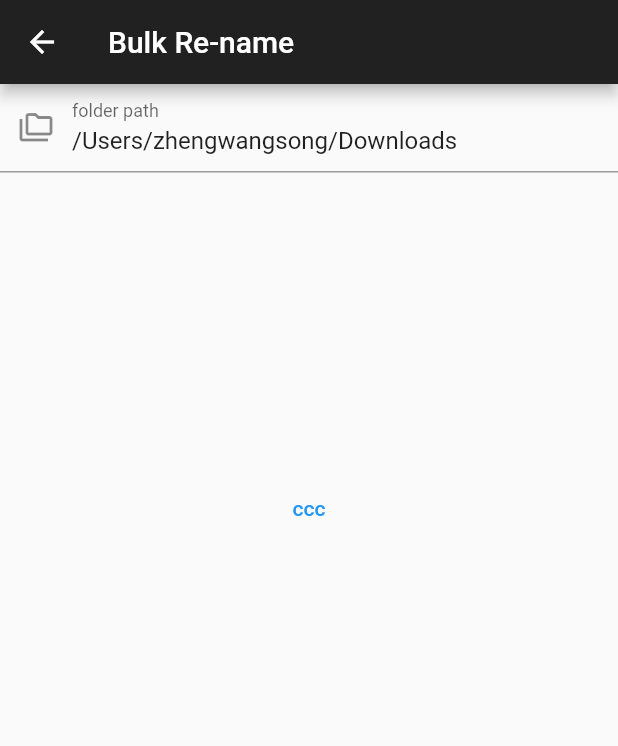
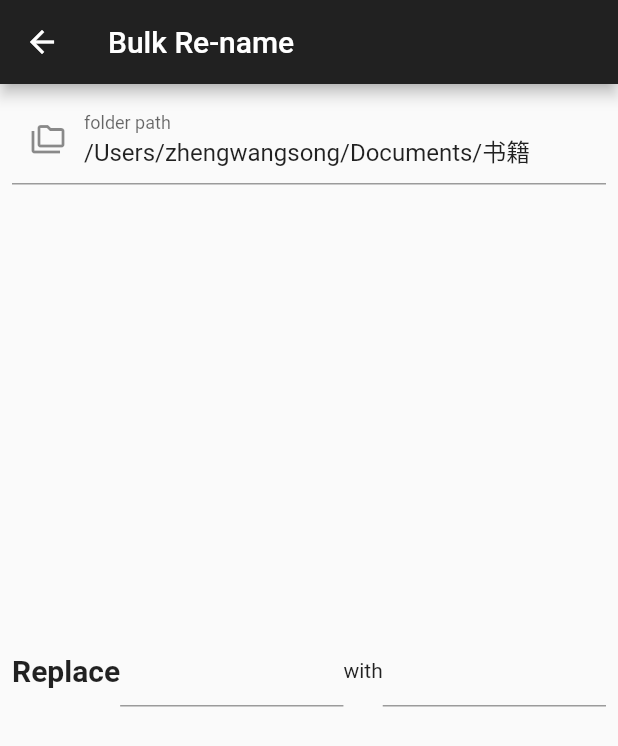
Before and after one commit to songzhw/SixToolkit_ForLife, a Flutter app: the BulkRenamePage screen opened by its route, on a phone screen of 412 x 824 dp. Shown: the top 746 px of the screen. Run offline on Flutter 3.47's test engine with Material 2 defaults, Android fonts, the phone set to English and light mode, and no system bars; our stand-ins replace get.

Commit message:
修复 name中text过长时引发的render错误

```diff
--- a/Tools_On_Mac/lib/apps/rename/BulkRenamePage.dart
+++ b/Tools_On_Mac/lib/apps/rename/BulkRenamePage.dart
@@ -1,6 +1,7 @@
 import 'dart:io';
 
 import 'package:flutter/material.dart';
+import 'package:flutter/services.dart';
 import 'package:get/get.dart';
 import 'package:tools_on_mac/ext/FileSystemEntityExt.dart';
 
@@ -10,23 +11,29 @@ class BulkRenamePage extends StatelessWidget {
   final input = TextEditingController();
   final scroll = ScrollController();
 
+  final inReplace = TextEditingController();
+  final inWith = TextEditingController();
+
   final files = <FileSystemEntity>[].obs;
 
   @override
   Widget build(BuildContext context) {
-    input.text = "/Users/zhengwangsong/Downloads"; //初始值, 便于debug
+    input.text = "/Users/zhengwangsong/Documents/书籍"; //初始值, 便于debug
 
     return Scaffold(
       appBar: appbar("Bulk Re-name"),
-      body: Column(
+      body: Padding(
+        padding: const EdgeInsets.all(8.0),
+        child: Column(
           children: [
             TextField(
               controller: input,
               decoration: InputDecoration(labelText: hint, hintText: hint, prefixIcon: Icon(Icons.folder_copy_outlined)),
               onSubmitted: (value) => _readFilesInDir(value),
             ),
+
             SizedBox(
-            height: 200,
+              height: 300,
               child: Scrollbar(
                 controller: scroll,
                 child: Obx(() => ListView.builder(
@@ -35,8 +42,15 @@ class BulkRenamePage extends StatelessWidget {
                     itemBuilder: (ctx, index) => _renderFileGrid(index))),
               ),
             ),
-          TextButton(onPressed: f, child: Text("ccc")),
+
+            Row(children: [
+              Text("Replace", style: titleStyle),
+              Expanded(child: TextField(controller: inReplace), flex: 1),
+              Text("with"),
+              Expanded(child: TextField(controller: inWith), flex: 1),
+            ]),
           ],
+        ),
       ),
     );
   }
@@ -44,9 +58,13 @@ class BulkRenamePage extends StatelessWidget {
   _readFilesInDir(String path) {
     Directory dir = Directory(path);
     List<FileSystemEntity> filesInDir = dir.listSync(); //还会有".DS_Store", ".localized"的目录, 要去除它们
-    // 排序 (folder在前, file在后)
-    files.value = filesInDir.where((file) => file.isVisibleFile()).toList()
-      ..sort((a,b) => a.compareFileAndFolder(b));
+
+    // 1). 只取可见文件;  2). 排序 (folder在前, file在后)
+    // files.value = filesInDir.where((file) => file.isVisibleFile()).toList()
+    //   ..sort((a,b) => a.compareFileAndFolder(b)); //sort()返回void, 所以要用"..", 而不是"."
+
+    // 1). 只取可见文件;  2). 不取目录, 只取文件
+    files.value = filesInDir.where((file) => file.isVisibleFile() && file is! Directory).toList();
   }
 
   _renderFileGrid(int index) {
@@ -62,8 +80,8 @@ class BulkRenamePage extends StatelessWidget {
           children: [
             Expanded(flex:1, child: Row(
               children: [
-                icon, SizedBox(width: 10),
-                Text(_files[index].getName(), style: fileStyle),
+                icon, const SizedBox(width: 10),
+                Expanded(child: Text(_files[index].getName(), style: fileStyle)),
               ],
             )),
             Expanded(flex:1, child: Text(_files[index].getName(), style: fileStyle)),
@@ -73,14 +91,11 @@ class BulkRenamePage extends StatelessWidget {
     );
   }
 
-  f() async {
-    _readFilesInDir(input.text);
-  }
-
   // - - - - - - - - - trivial members - - - - - - - - -
   final hint = "folder path";
-  final fileStyle = TextStyle(fontSize: 20, color: Colors.black);
-  final nextStyle = TextStyle(fontSize: 20, color: Colors.blue);
+  final fileStyle = TextStyle(fontSize: 18, color: Colors.black);
+  final nextStyle = TextStyle(fontSize: 18, color: Colors.blue);
+  final titleStyle = TextStyle(fontSize: 20, fontWeight: FontWeight.bold);
 
 }
 
```
Lines whose indentation alone changed are shown as unchanged.
